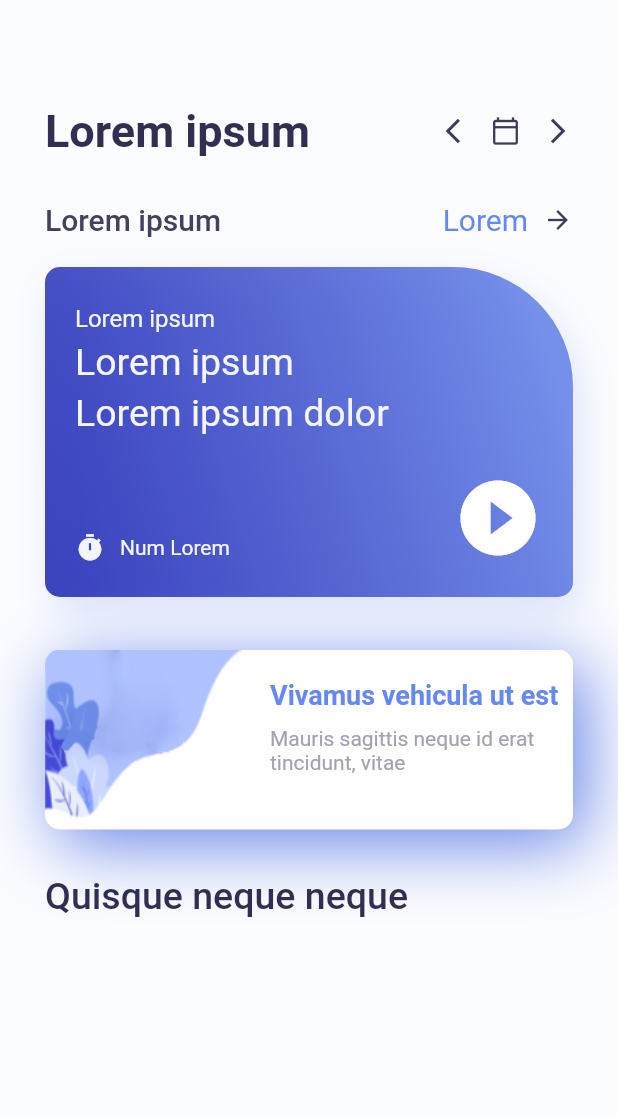
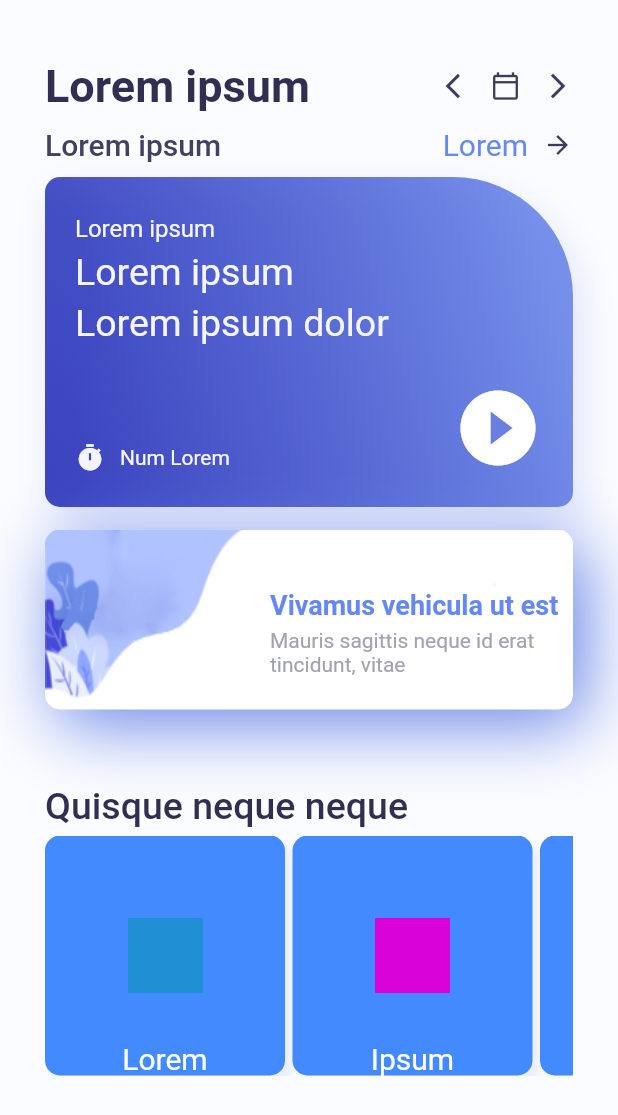
Before and after one commit to romanoprid/FlutterLayouts, a Flutter app: the screen it shows after launch, on a phone screen of 412 x 824 dp. Shown: the top 1115 px of the screen. Run offline on Flutter 3.47's test engine with Material 2 defaults, Android fonts, the phone set to English and light mode, and no system bars.

Commit message:
Layout was fixed

```diff
--- a/json/info.json
+++ b/json/info.json
@@ -1,4 +1,4 @@
-[
+  [
     {
         "title": "Lorem",
         "img": "assets/randomImage.png"
--- a/lib/home_page.dart
+++ b/lib/home_page.dart
@@ -1,5 +1,3 @@
-import 'dart:convert';
-
 import 'package:flutter/material.dart';
 import 'package:responsive/colors.dart' as color;
 import 'package:responsive/landscape.dart';
@@ -12,25 +10,11 @@ class HomePage extends StatefulWidget {
 }
 
 class _HomePageState extends State<HomePage> {
-  List info = [];
-  void _initData() {
-    DefaultAssetBundle.of(context).loadString('json/info.json').then((value) {
-      info = json.decode(value);
-    });
-  }
-
-  @override
-  void initState() {
-    super.initState();
-    _initData();
-  }
-
-  @override
   Widget _portraitMode() {
     return Scaffold(
       backgroundColor: color.AppColor.homePageBackground,
       body: Container(
-        padding: const EdgeInsets.only(top: 70, left: 30, right: 30),
+        padding: const EdgeInsets.only(top: 40, left: 30, right: 30),
         child: Column(
           children: [
             Row(
@@ -60,7 +44,7 @@ class _HomePageState extends State<HomePage> {
                     size: 20, color: color.AppColor.homePageIcons),
               ],
             ),
-            const SizedBox(height: 30),
+            const SizedBox(height: 10),
             Row(
               children: [
                 Text(
@@ -86,7 +70,7 @@ class _HomePageState extends State<HomePage> {
               ],
             ),
             const SizedBox(
-              height: 20,
+              height: 10,
             ),
             Container(
               width: MediaQuery.of(context).size.width,
@@ -185,7 +169,7 @@ class _HomePageState extends State<HomePage> {
                 children: [
                   Container(
                     width: MediaQuery.of(context).size.width,
-                    margin: const EdgeInsets.only(top: 30),
+                    margin: const EdgeInsets.only(top: 10),
                     height: 120,
                     decoration: BoxDecoration(
                         borderRadius: BorderRadius.circular(10),
@@ -215,7 +199,7 @@ class _HomePageState extends State<HomePage> {
                               fontWeight: FontWeight.bold,
                               color: color.AppColor.homePageDetail),
                         ),
-                        const SizedBox(height: 10),
+                        const SizedBox(height: 5),
                         RichText(
                           text: TextSpan(
                               style: TextStyle(
@@ -246,26 +230,19 @@ class _HomePageState extends State<HomePage> {
                 ),
               ],
             ),
-            Expanded(
-              child: OverflowBox(
-                maxWidth: MediaQuery.of(context).size.width,
-                child: ListView.builder(
-                  itemCount: info.length.toDouble() ~/ 2,
-                  itemBuilder: (_, i) {
-                    int a = 2 * i;
-                    int b = 2 * i + 1;
-                    return Row(
-                      children: [
             Container(
-                          padding: const EdgeInsets.only(bottom: 5),
-                          width: 170,
-                          height: 160,
-                          margin: const EdgeInsets.only(left: 20, bottom: 10),
+              margin: const EdgeInsets.symmetric(vertical: 5.0),
+              height: 160.0,
+              child: ListView(
+                scrollDirection: Axis.horizontal,
+                children: <Widget>[
+                  Container(
+                    width: 160.0,
                     decoration: BoxDecoration(
                         color: Colors.blueAccent,
                         borderRadius: BorderRadius.circular(10),
-                              image: DecorationImage(
-                                  image: AssetImage(info[i]['img'])),
+                        image: const DecorationImage(
+                            image: AssetImage('assets/randomImage.png')),
                         boxShadow: [
                           BoxShadow(
                               blurRadius: 3,
@@ -273,27 +250,26 @@ class _HomePageState extends State<HomePage> {
                               color: color.AppColor.gradientSecond
                                   .withOpacity(0.1))
                         ]),
-                          child: Center(
+                    child: const Center(
                       child: Align(
                         alignment: Alignment.bottomCenter,
                         child: Text(
-                                info[a]['title'],
-                                style: const TextStyle(
-                                    fontSize: 20, color: Colors.white),
+                          'Lorem',
+                          style: TextStyle(fontSize: 20, color: Colors.white),
                         ),
                       ),
                     ),
                   ),
+                  const SizedBox(
+                    width: 5,
+                  ),
                   Container(
-                          padding: const EdgeInsets.only(bottom: 5),
-                          width: 170,
-                          height: 160,
-                          margin: const EdgeInsets.only(left: 10, bottom: 10),
+                    width: 160.0,
                     decoration: BoxDecoration(
                         color: Colors.blueAccent,
                         borderRadius: BorderRadius.circular(10),
-                              image: DecorationImage(
-                                  image: AssetImage(info[b]['img'])),
+                        image: const DecorationImage(
+                            image: AssetImage('assets/randomImage2.png')),
                         boxShadow: [
                           BoxShadow(
                               blurRadius: 3,
@@ -301,21 +277,74 @@ class _HomePageState extends State<HomePage> {
                               color: color.AppColor.gradientSecond
                                   .withOpacity(0.1))
                         ]),
-                          child: Center(
+                    child: const Center(
                       child: Align(
                         alignment: Alignment.bottomCenter,
                         child: Text(
-                                info[b]['title'],
-                                style: const TextStyle(
-                                    fontSize: 20, color: Colors.white),
+                          'Ipsum',
+                          style: TextStyle(fontSize: 20, color: Colors.white),
                         ),
                       ),
                     ),
                   ),
+                  const SizedBox(
+                    width: 5,
+                  ),
+                  Container(
+                    width: 160.0,
+                    decoration: BoxDecoration(
+                        color: Colors.blueAccent,
+                        borderRadius: BorderRadius.circular(10),
+                        image: const DecorationImage(
+                            image: AssetImage('assets/randomImage3.png')),
+                        boxShadow: [
+                          BoxShadow(
+                              blurRadius: 3,
+                              offset: const Offset(5, 5),
+                              color: color.AppColor.gradientSecond
+                                  .withOpacity(0.1))
+                        ]),
+                    child: const Center(
+                      child: Align(
+                        alignment: Alignment.bottomCenter,
+                        child: Text(
+                          'Rutrum',
+                          style: TextStyle(fontSize: 20, color: Colors.white),
+                        ),
+                      ),
+                    ),
+                  ),
+                  const SizedBox(
+                    width: 5,
+                  ),
+                  Container(
+                    width: 160.0,
+                    child: const Center(
+                      child: Align(
+                        alignment: Alignment.bottomCenter,
+                        child: Text(
+                          'Quisque',
+                          style: TextStyle(fontSize: 20, color: Colors.white),
+                        ),
+                      ),
+                    ),
+                    decoration: BoxDecoration(
+                        color: Colors.blueAccent,
+                        borderRadius: BorderRadius.circular(10),
+                        image: const DecorationImage(
+                            image: AssetImage('assets/randomImage4.png')),
+                        boxShadow: [
+                          BoxShadow(
+                              blurRadius: 3,
+                              offset: const Offset(5, 5),
+                              color: color.AppColor.gradientSecond
+                                  .withOpacity(0.1))
+                        ]),
+                  ),
+                  const SizedBox(
+                    width: 5,
+                  ),
                 ],
-                    );
-                  },
-                ),
               ),
             ),
           ],
```
Also changed, not shown: lib/landscape.dart (+91 -60 lines). Lines whose indentation alone changed are shown as unchanged.
